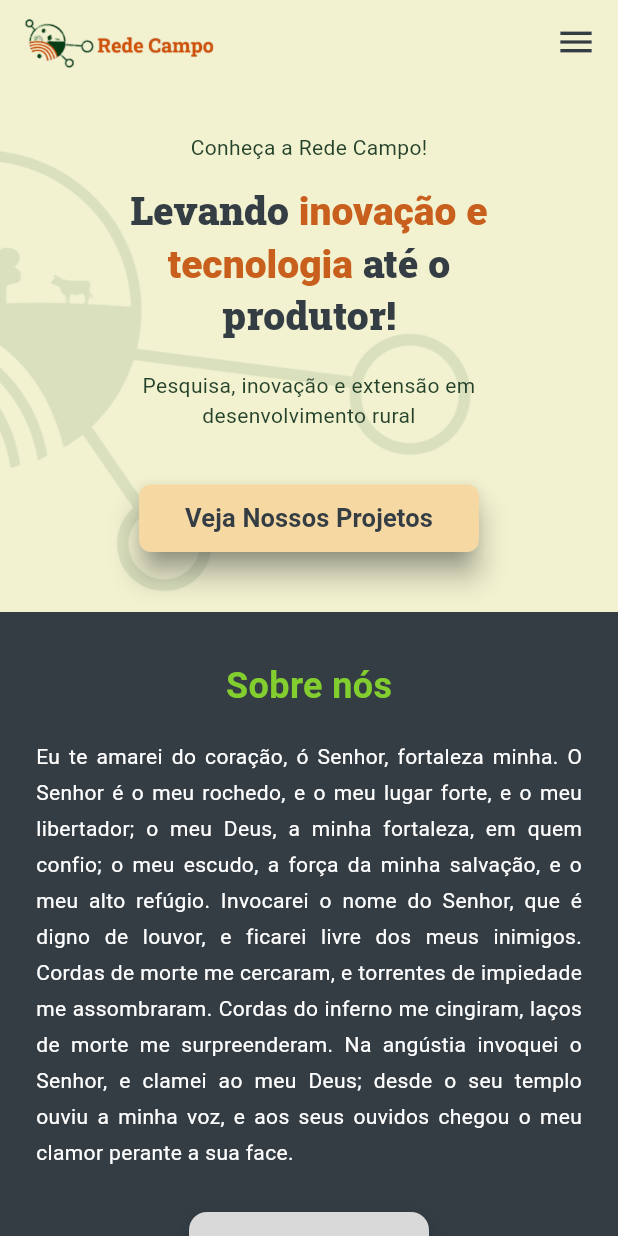
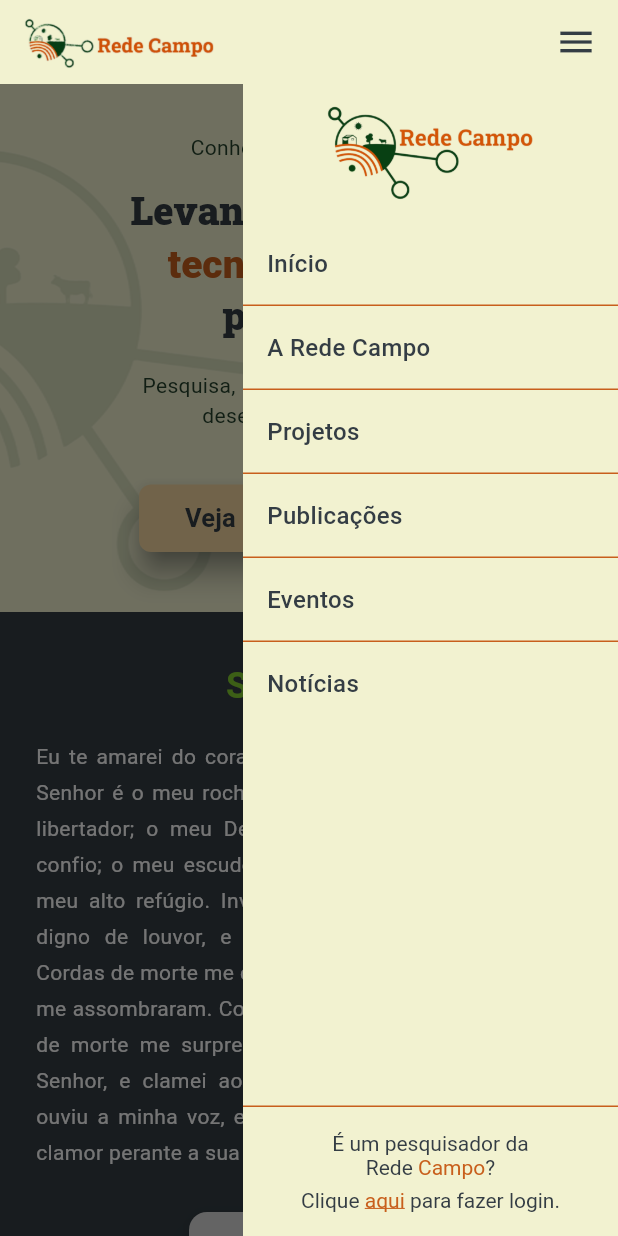
Before and after one commit to diegodallaqua/rede_campo_online, a Flutter app: the screen it shows after launch, after a tap on the "menu" icon, on a phone screen of 412 x 824 dp. Run offline on Flutter 3.47's test engine with Material 3 defaults, Android fonts, the phone set to English and light mode, and no system bars; our stand-ins replace flutter_mobx, flutter_secure_storage, fluttertoast, font_awesome_flutter, get_it, go_router and 2 more; missing offline and left inert: dart_jsonwebtoken; generated files the repository leaves out were written again; network calls fail.

Commit message:
Feature 18/05
- Criação do Menu lateral para a versão Mobile do site;
- Criação do Menu embutido na customAppBar para a versão desktop do site;

```diff
--- /dev/null
+++ b/lib/core/ui/layout/app_scaffold.dart
@@ -0,0 +1,66 @@
+import 'package:flutter/material.dart';
+
+import '../theme/custom_colors.dart';
+import 'custom_app_bar.dart';
+import 'mobile_drawer.dart';
+
+class AppScaffold extends StatefulWidget {
+  const AppScaffold({super.key, required this.body});
+
+  final Widget body;
+
+  @override
+  State<AppScaffold> createState() => _AppScaffoldState();
+}
+
+class _AppScaffoldState extends State<AppScaffold> {
+  bool _drawerOpen = false;
+
+  void _closeDrawer() => setState(() => _drawerOpen = false);
+
+  @override
+  Widget build(BuildContext context) {
+    const double drawerWidth = 250.0;
+
+    return Scaffold(
+      backgroundColor: CustomColors.vanilla_haze,
+      appBar: CustomAppBar(onMenuTap: () => setState(() => _drawerOpen = !_drawerOpen)),
+      body: Stack(
+        children: [
+          widget.body,
+          IgnorePointer(
+            ignoring: !_drawerOpen,
+            child: AnimatedOpacity(
+              duration: const Duration(milliseconds: 280),
+              opacity: _drawerOpen ? 0.54 : 0.0,
+              child: GestureDetector(
+                onTap: _closeDrawer,
+                child: Container(color: Colors.black),
+              ),
+            ),
+          ),
+          Positioned(
+            top: 0,
+            right: 0,
+            bottom: 0,
+            child: ClipRect(
+              child: AnimatedContainer(
+                duration: const Duration(milliseconds: 280),
+                curve: Curves.easeInOut,
+                width: _drawerOpen ? drawerWidth : 0.0,
+                child: OverflowBox(
+                  maxWidth: drawerWidth,
+                  alignment: Alignment.centerRight,
+                  child: SizedBox(
+                    width: drawerWidth,
+                    child: MobileDrawer(onClose: _closeDrawer),
+                  ),
+                ),
+              ),
+            ),
+          ),
+        ],
+      ),
+    );
+  }
+}
--- /dev/null
+++ b/lib/core/ui/layout/mobile_drawer.dart
@@ -0,0 +1,133 @@
+import 'package:flutter/material.dart';
+import 'package:go_router/go_router.dart';
+import 'package:rede_campo_online/app/router.dart';
+
+import '../theme/custom_colors.dart';
+
+class MobileDrawer extends StatelessWidget {
+  const MobileDrawer({super.key, this.onClose});
+
+  final VoidCallback? onClose;
+
+  static const _menuItems = [
+    _MenuItem(label: 'Início', route: AppRoutes.home),
+    _MenuItem(label: 'A Rede Campo', route: AppRoutes.aboutUs),
+    _MenuItem(label: 'Projetos', route: null),
+    _MenuItem(label: 'Publicações', route: null),
+    _MenuItem(label: 'Eventos', route: null),
+    _MenuItem(label: 'Notícias', route: null),
+  ];
+
+  @override
+  Widget build(BuildContext context) {
+    return Material(
+      color: CustomColors.vanilla_haze,
+      child: SafeArea(
+        child: Column(
+          crossAxisAlignment: CrossAxisAlignment.stretch,
+          children: [
+            Padding(
+              padding: const EdgeInsets.symmetric(horizontal: 16, vertical: 14),
+              child: Image.asset(
+                'assets/images/logo.png',
+                height: 64,
+                alignment: Alignment.center,
+                fit: BoxFit.contain,
+              ),
+            ),
+            Expanded(
+              child: ListView.separated(
+                physics: const NeverScrollableScrollPhysics(),
+                shrinkWrap: true,
+                itemCount: _menuItems.length,
+                separatorBuilder: (_, __) => const Divider(
+                  color: CustomColors.copper_spice,
+                  height: 1,
+                  thickness: 1,
+                ),
+                itemBuilder: (context, index) {
+                  final item = _menuItems[index];
+                  return InkWell(
+                    onTap: () {
+                      onClose?.call();
+                      if (item.route != null) {
+                        context.go(item.route!);
+                      }
+                    },
+                    child: Padding(
+                      padding: const EdgeInsets.symmetric(
+                          horizontal: 16, vertical: 16),
+                      child: Text(
+                        item.label,
+                        style: const TextStyle(
+                          color: CustomColors.midnight_slate,
+                          fontSize: 16,
+                          fontWeight: FontWeight.w500,
+                        ),
+                      ),
+                    ),
+                  );
+                },
+              ),
+            ),
+            const Divider(
+                color: CustomColors.copper_spice, height: 1, thickness: 1),
+            Padding(
+              padding: const EdgeInsets.symmetric(horizontal: 16, vertical: 16),
+              child: Column(
+                children: [
+                  RichText(
+                    textAlign: TextAlign.center,
+                    text: const TextSpan(
+                      style: TextStyle(
+                        color: CustomColors.midnight_slate,
+                        fontSize: 14,
+                      ),
+                      children: [
+                        TextSpan(text: 'É um pesquisador da\nRede '),
+                        TextSpan(
+                          text: 'Campo',
+                          style: TextStyle(color: CustomColors.copper_spice),
+                        ),
+                        TextSpan(text: '?'),
+                      ],
+                    ),
+                  ),
+                  const SizedBox(height: 6),
+                  RichText(
+                    textAlign: TextAlign.center,
+                    text: const TextSpan(
+                      style: TextStyle(
+                        color: CustomColors.midnight_slate,
+                        fontSize: 14,
+                      ),
+                      children: [
+                        TextSpan(text: 'Clique '),
+                        TextSpan(
+                          text: 'aqui',
+                          style: TextStyle(
+                            color: CustomColors.copper_spice,
+                            decoration: TextDecoration.underline,
+                            decorationColor: CustomColors.copper_spice,
+                          ),
+                        ),
+                        TextSpan(text: ' para fazer login.'),
+                      ],
+                    ),
+                  ),
+                ],
+              ),
+            ),
+          ],
+        ),
+      ),
+    );
+  }
+}
+
+class _MenuItem {
+  final String label;
+  final String? route;
+
+  const _MenuItem({required this.label, required this.route});
+}
--- a/lib/features/about_us/screens/about_us_screen.dart
+++ b/lib/features/about_us/screens/about_us_screen.dart
@@ -12,7 +12,7 @@ import 'package:rede_campo_online/features/about_us/widgets/sections/about_us_pa
 import 'package:rede_campo_online/features/about_us/widgets/sections/about_us_partners_section_mobile_version.dart';
 import 'package:rede_campo_online/features/members/stores/members_store.dart';
 import 'package:responsive_framework/responsive_framework.dart';
-import '../../../core/ui/layout/custom_app_bar.dart';
+import '../../../core/ui/layout/app_scaffold.dart';
 import '../../../core/ui/theme/custom_colors.dart';
 
 class AboutUsScreen extends StatelessWidget {
@@ -22,9 +22,7 @@ class AboutUsScreen extends StatelessWidget {
   Widget build(BuildContext context) {
     final MembersStore membersStore = MembersStore();
 
-    return Scaffold(
-      backgroundColor: CustomColors.vanilla_haze,
-      appBar: const CustomAppBar(),
+    return AppScaffold(
       body: ResponsiveVisibility(
         visible: false,
         visibleWhen: const [Condition.largerThan(name: TABLET)],
--- a/lib/features/about_us/widgets/sections/about_us_header_section_desktop_version.dart
+++ b/lib/features/about_us/widgets/sections/about_us_header_section_desktop_version.dart
@@ -14,7 +14,7 @@ class AboutUsHeaderSectionDesktopVersion extends StatelessWidget {
           width: double.infinity,
           child: Center(
             child: ConstrainedBox(
-              constraints: const BoxConstraints(maxWidth: 1440),
+              constraints: const BoxConstraints(maxWidth: 1280),
               child: Padding(
                 padding:
                     const EdgeInsets.symmetric(horizontal: 48, vertical: 72),
--- a/lib/features/about_us/widgets/sections/about_us_history_section_desktop_version.dart
+++ b/lib/features/about_us/widgets/sections/about_us_history_section_desktop_version.dart
@@ -13,7 +13,7 @@ class AboutUsHistorySectionDesktopVersion extends StatelessWidget {
   Widget build(BuildContext context) {
     return Center(
       child: ConstrainedBox(
-        constraints: const BoxConstraints(maxWidth: 1440),
+        constraints: const BoxConstraints(maxWidth: 1280),
         child: Padding(
           padding: const EdgeInsets.symmetric(horizontal: 48, vertical: 64),
           child: Column(
--- a/lib/features/about_us/widgets/sections/about_us_members_section_desktop_version.dart
+++ b/lib/features/about_us/widgets/sections/about_us_members_section_desktop_version.dart
@@ -16,7 +16,7 @@ class AboutUsMembersSectionDesktopVersion extends StatelessWidget {
   Widget build(BuildContext context) {
     return Center(
       child: ConstrainedBox(
-        constraints: const BoxConstraints(maxWidth: 1440),
+        constraints: const BoxConstraints(maxWidth: 1280),
         child: Padding(
           padding: const EdgeInsets.symmetric(horizontal: 48, vertical: 64),
           child: Column(
--- a/lib/features/about_us/widgets/sections/about_us_partners_section_desktop_version.dart
+++ b/lib/features/about_us/widgets/sections/about_us_partners_section_desktop_version.dart
@@ -47,7 +47,7 @@ class _AboutUsPartnersSectionDesktopVersionState
   Widget build(BuildContext context) {
     return Center(
       child: ConstrainedBox(
-        constraints: const BoxConstraints(maxWidth: 1440),
+        constraints: const BoxConstraints(maxWidth: 1280),
         child: Padding(
           padding: const EdgeInsets.symmetric(horizontal: 48, vertical: 64),
           child: Row(
--- a/lib/features/home/screens/home_screen.dart
+++ b/lib/features/home/screens/home_screen.dart
@@ -2,7 +2,7 @@ import 'package:flutter/material.dart';
 import 'package:rede_campo_online/core/ui/layout/footer.dart';
 import 'package:responsive_framework/responsive_framework.dart';
 import '../../../../features/news/stores/news_store.dart';
-import '../../../core/ui/layout/custom_app_bar.dart';
+import '../../../core/ui/layout/app_scaffold.dart';
 import '../../../core/ui/theme/custom_colors.dart';
 import '../../publications/stores/publications_store.dart';
 import '../widgets/sections/home_about_us_section_desktop_version.dart';
@@ -24,9 +24,7 @@ class HomeScreen extends StatelessWidget {
     final NewsStore newsStore = NewsStore();
     final PublicationsStore publicationsStore = PublicationsStore();
 
-    return Scaffold(
-      backgroundColor: CustomColors.vanilla_haze,
-      appBar: const CustomAppBar(),
+    return AppScaffold(
       body: ResponsiveVisibility(
         visible: false,
         visibleWhen: const [Condition.largerThan(name: TABLET)],
--- a/lib/features/home/widgets/sections/home_header_section_desktop_version.dart
+++ b/lib/features/home/widgets/sections/home_header_section_desktop_version.dart
@@ -13,7 +13,7 @@ class HomeHeaderSectionDesktopVersion extends StatelessWidget {
           child: Opacity(
             opacity: 0.1,
             child: Transform.scale(
-              scale: 2.0,
+              scale: 2.5,
               child: Image.asset(
                 'assets/images/logo_icon.png',
                 fit: BoxFit.contain,
@@ -27,7 +27,7 @@ class HomeHeaderSectionDesktopVersion extends StatelessWidget {
             padding: const EdgeInsets.symmetric(vertical: 100),
             child: Center(
               child: ConstrainedBox(
-                constraints: const BoxConstraints(maxWidth: 1440),
+                constraints: const BoxConstraints(maxWidth: 1280),
                 child: Padding(
                   padding: const EdgeInsets.symmetric(horizontal: 48),
                   child: Column(
```
Also changed, not shown: lib/core/ui/layout/custom_app_bar.dart (+133 -5 lines), lib/features/about_us/widgets/sections/about_us_content_section_desktop_version.dart (+5 -5 lines), lib/features/home/widgets/sections/home_partners_section_desktop_version.dart (+6 -1 lines), lib/features/home/widgets/sections/home_recent_news_section_desktop_version.dart (+6 -1 lines), lib/features/home/widgets/sections/home_recent_publications_section_desktop_version.dart (+6 -1 lines).
